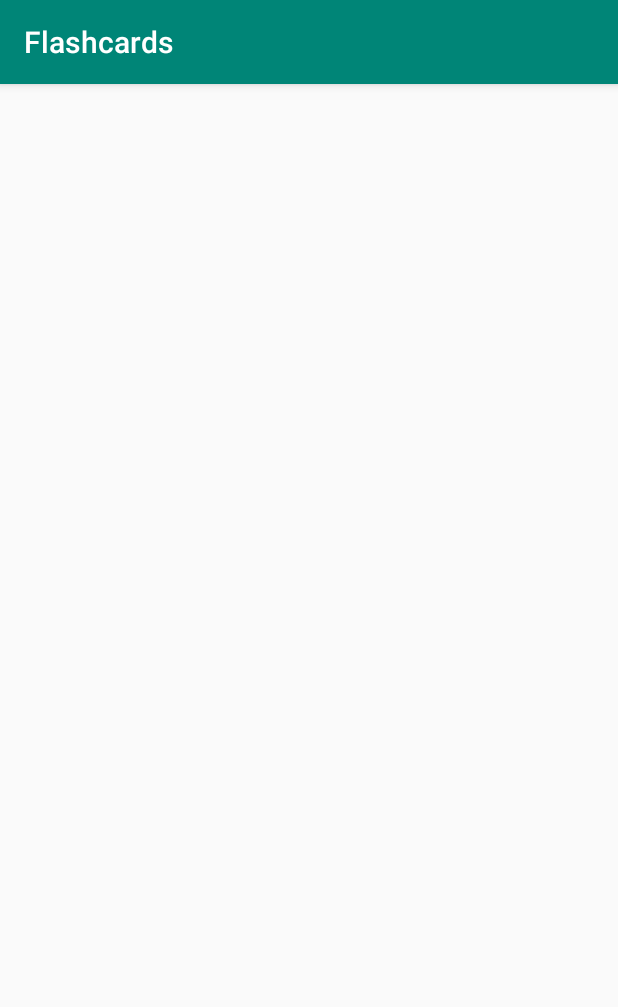
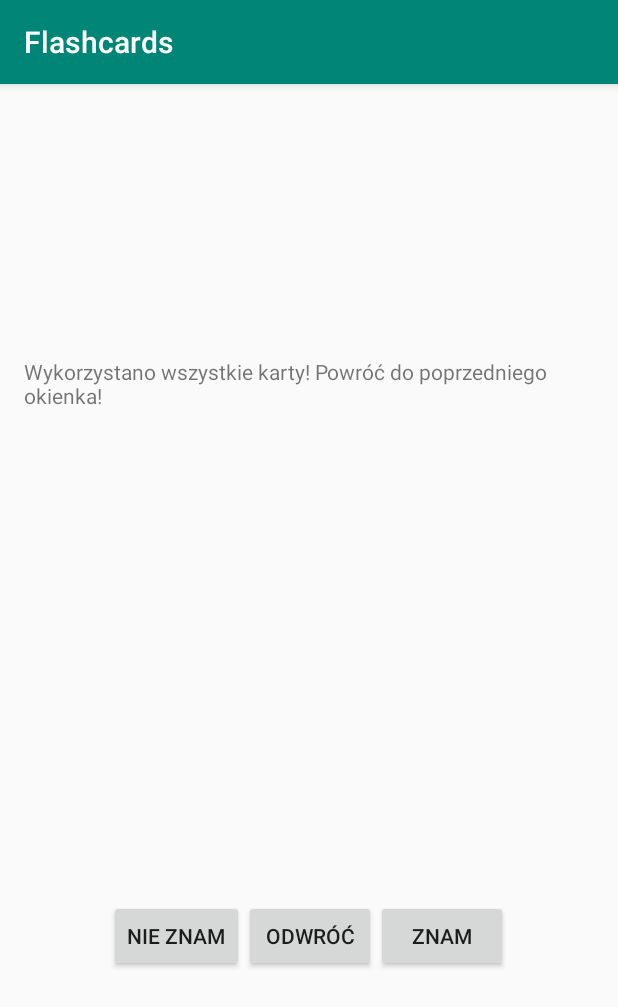
Before and after one commit to Busiu/Flashcards, an Android app: the FlashcardGameActivity screen opened directly, with no data from a screen before it, on a phone screen of 412 x 824 dp. Shown: the top 1007 px of the screen. Run offline under Robolectric (Android 15) with nearby library versions, the phone set to English and light mode, and no system bars; 2 statements that could not run were skipped.

Commit message:
Add FlashcardGameActivity. Change implementation of Flashcard.

```diff
--- a/app/src/main/java/com/example/flashcards/activities/FlashcardGameActivity.java
+++ b/app/src/main/java/com/example/flashcards/activities/FlashcardGameActivity.java
@@ -1,13 +1,122 @@
 package com.example.flashcards.activities;
 
 import android.os.Bundle;
+import android.view.View;
+import android.widget.Button;
+import android.widget.TextView;
 
 import androidx.appcompat.app.AppCompatActivity;
 
+import com.example.flashcards.R;
+import com.example.flashcards.model.Compartment;
+import com.example.flashcards.model.CompartmentType;
+import com.example.flashcards.model.Flashcard;
+import com.example.flashcards.model.FlashcardGameType;
+import com.example.flashcards.model.Language;
+import com.example.flashcards.model.Phrase;
+import com.example.flashcards.utils.ChosenObjects;
+
+import java.util.ArrayList;
+import java.util.Collections;
+
 public class FlashcardGameActivity extends AppCompatActivity {
+
+    private Button buttonDoNotKnow;
+    private Button buttonKnow;
+    private Button buttonTurnOver;
+    private TextView textViewPhrase;
+
+    private Flashcard currentFlashcard;
+    private Phrase currentPhrase;
+
+    private ArrayList<Flashcard> knownFlashcardsDeck;
+    private ArrayList<Flashcard> unknownFlashcardsDeck;
+    private int iteratorUnknownFlashcardsDeck;
+    private int sizeUnknownFlashcardsDeck;
+
+    private CompartmentType chosenCompartmentType;
+    private FlashcardGameType chosenFlashcardGameType;
+    private String chosenCategory;
 
     @Override
     public void onCreate(Bundle savedInstanceState) {
         super.onCreate(savedInstanceState);
+        setContentView(R.layout.activity_flashcard_game_activity);
+        setChoice();
+        setDeck();
+        shuffleDeck();
+
+        buttonDoNotKnow = findViewById(R.id.button_do_not_know);
+        buttonDoNotKnow.setOnClickListener(new View.OnClickListener() {
+            @Override
+            public void onClick(View v) {
+                iteratorUnknownFlashcardsDeck++;
+                changeFlashcard();
+            }
+        });
+        buttonKnow = findViewById(R.id.button_know);
+        buttonKnow.setOnClickListener(new View.OnClickListener() {
+            @Override
+            public void onClick(View v) {
+                unknownFlashcardsDeck.remove(currentFlashcard);
+                knownFlashcardsDeck.add(currentFlashcard);
+                sizeUnknownFlashcardsDeck = unknownFlashcardsDeck.size();
+                changeFlashcard();
+            }
+        });
+        buttonTurnOver = findViewById(R.id.button_turn_over);
+        buttonTurnOver.setOnClickListener(new View.OnClickListener() {
+            @Override
+            public void onClick(View v) {
+                flipCard();
+            }
+        });
+
+        textViewPhrase = findViewById(R.id.text_view_phrase);
+
+        changeFlashcard();
+
+    }
+
+    private void changeFlashcard() {
+        if (iteratorUnknownFlashcardsDeck >= sizeUnknownFlashcardsDeck) {
+            textViewPhrase.setText("Wykorzystano wszystkie karty! Powróć do poprzedniego okienka!");
+        } else {
+            currentFlashcard = unknownFlashcardsDeck.get(iteratorUnknownFlashcardsDeck);
+
+            if (chosenFlashcardGameType == FlashcardGameType.ENGLISH_TO_POLISH) {
+                currentPhrase = currentFlashcard.getEnglishPhrase();
+            } else {
+                currentPhrase = currentFlashcard.getPolishPhrase();
+            }
+
+            textViewPhrase.setText(currentPhrase.toString());
+        }
+    }
+
+    private void flipCard() {
+        if (currentPhrase.getLanguage() == Language.ENGLISH) {
+            currentPhrase = currentFlashcard.getPolishPhrase();
+        } else {
+            currentPhrase = currentFlashcard.getEnglishPhrase();
+        }
+        textViewPhrase.setText(currentPhrase.toString());
+    }
+
+    private void setChoice() {
+        chosenCompartmentType = ChosenObjects.currentlyChosenCompartmentType;
+        chosenFlashcardGameType = ChosenObjects.currentlyChosenFlashcardGameType;
+        chosenCategory = ChosenObjects.currentlyChosenCategory;
+    }
+
+    private void setDeck() {
+        knownFlashcardsDeck = Compartment.knownFlashcards.get(chosenCategory);
+        unknownFlashcardsDeck = Compartment.unknownFlashcards.get(chosenCategory);
+        iteratorUnknownFlashcardsDeck = 0;
+        sizeUnknownFlashcardsDeck = unknownFlashcardsDeck.size();
+    }
+
+    private void shuffleDeck() {
+        Collections.shuffle(unknownFlashcardsDeck);
     }
 }
--- a/app/src/main/java/com/example/flashcards/adapters/FlashcardAdapter.java
+++ b/app/src/main/java/com/example/flashcards/adapters/FlashcardAdapter.java
@@ -57,8 +57,8 @@ public class FlashcardAdapter extends ArrayAdapter<Flashcard> {
                 notifyDataSetChanged();
             }
         });
-        viewHolder.textViewEnglishPhrase.setText(flashcard.getEnglishPhrase());
-        viewHolder.textViewPolishPhrase.setText(flashcard.getPolishPhrase());
+        viewHolder.textViewEnglishPhrase.setText(flashcard.getEnglishPhrase().toString());
+        viewHolder.textViewPolishPhrase.setText(flashcard.getPolishPhrase().toString());
 
         return convertView;
     }
--- a/app/src/main/java/com/example/flashcards/dialogs/FlashcardGameOptionsDialog.java
+++ b/app/src/main/java/com/example/flashcards/dialogs/FlashcardGameOptionsDialog.java
@@ -43,7 +43,7 @@ public class FlashcardGameOptionsDialog extends AppCompatDialogFragment {
         });
 
         builder.setView(view)
-                .setTitle("Wybierz tryb nauki");
+                .setTitle("Wybierz tryb nauki:");
 
         return builder.create();
     }
--- /dev/null
+++ b/app/src/main/java/com/example/flashcards/model/Language.java
@@ -0,0 +1,6 @@
+package com.example.flashcards.model;
+
+public enum Language {
+    ENGLISH,
+    POLISH
+}
--- /dev/null
+++ b/app/src/main/res/layout/activity_flashcard_game_activity.xml
@@ -0,0 +1,60 @@
+<?xml version="1.0" encoding="utf-8"?>
+<LinearLayout xmlns:android="http://schemas.android.com/apk/res/android"
+    android:layout_width="match_parent"
+    android:layout_height="match_parent"
+    android:orientation="vertical"
+    android:padding="16dp"
+    android:weightSum="2" >
+
+    <RelativeLayout
+        android:id="@+id/relative_layout_flashcard"
+        android:layout_width="match_parent"
+        android:layout_height="0dp"
+        android:layout_weight="1" >
+
+        <TextView
+            android:id="@+id/text_view_phrase"
+            android:layout_width="wrap_content"
+            android:layout_height="wrap_content"
+            android:layout_centerHorizontal="true"
+            android:layout_centerVertical="true"
+            android:text="wyrażenie" />
+
+    </RelativeLayout>
+
+    <RelativeLayout
+        android:layout_width="match_parent"
+        android:layout_height="0dp"
+        android:layout_weight="1" >
+
+        <LinearLayout
+            android:id="@+id/linear_layout_buttons"
+            android:layout_width="wrap_content"
+            android:layout_height="wrap_content"
+            android:layout_centerVertical="true"
+            android:layout_centerHorizontal="true"
+            android:orientation="horizontal" >
+
+            <Button
+                android:id="@+id/button_do_not_know"
+                android:layout_width="wrap_content"
+                android:layout_height="wrap_content"
+                android:text="nie znam" />
+
+            <Button
+                android:id="@+id/button_turn_over"
+                android:layout_width="wrap_content"
+                android:layout_height="wrap_content"
+                android:text="odwróć" />
+
+            <Button
+                android:id="@+id/button_know"
+                android:layout_width="wrap_content"
+                android:layout_height="wrap_content"
+                android:text="znam" />
+
+        </LinearLayout>
+
+    </RelativeLayout>
+
+</LinearLayout>
--- a/app/src/main/res/layout/dialog_add_category.xml
+++ b/app/src/main/res/layout/dialog_add_category.xml
@@ -8,6 +8,6 @@
         android:id="@+id/edit_text_category_name"
         android:layout_width="match_parent"
         android:layout_height="wrap_content"
-        android:hint="nazwa kategorii" />
+        android:hint="Nazwa kategorii" />
 
 </RelativeLayout>
--- a/app/src/main/res/layout/dialog_add_flashcard.xml
+++ b/app/src/main/res/layout/dialog_add_flashcard.xml
@@ -15,13 +15,13 @@
         android:layout_width="match_parent"
         android:layout_height="wrap_content"
         android:layout_below="@id/spinner_category"
-        android:hint="angielskie wyrażenie" />
+        android:hint="Angielskie wyrażenie" />
 
     <EditText
         android:id="@+id/edit_text_polish_phrase"
         android:layout_width="match_parent"
         android:layout_height="wrap_content"
         android:layout_below="@id/edit_text_english_phrase"
-        android:hint="polskie wyrażenie" />
+        android:hint="Polskie wyrażenie" />
 
 </RelativeLayout>
```
Also changed, not shown: app/src/main/java/com/example/flashcards/dialogs/AddFlashcardDialog.java (+6 -1 lines), app/src/main/java/com/example/flashcards/model/Flashcard.java (+5 -5 lines), app/src/main/java/com/example/flashcards/model/Phrase.java (added, +21 -0 lines).
